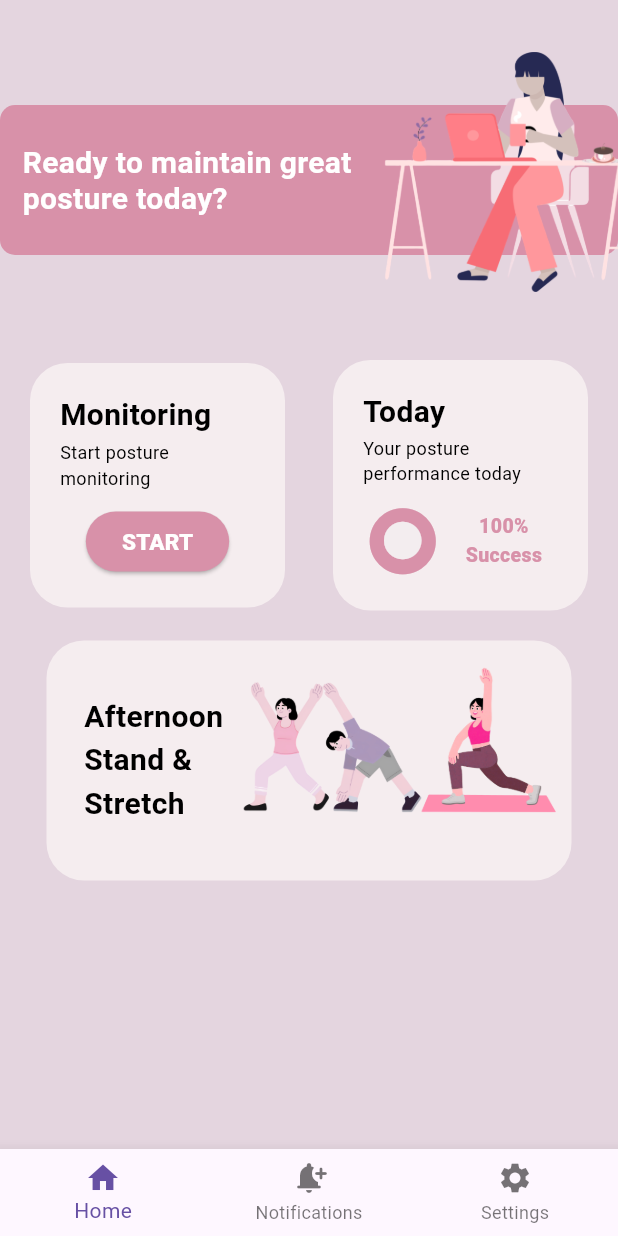
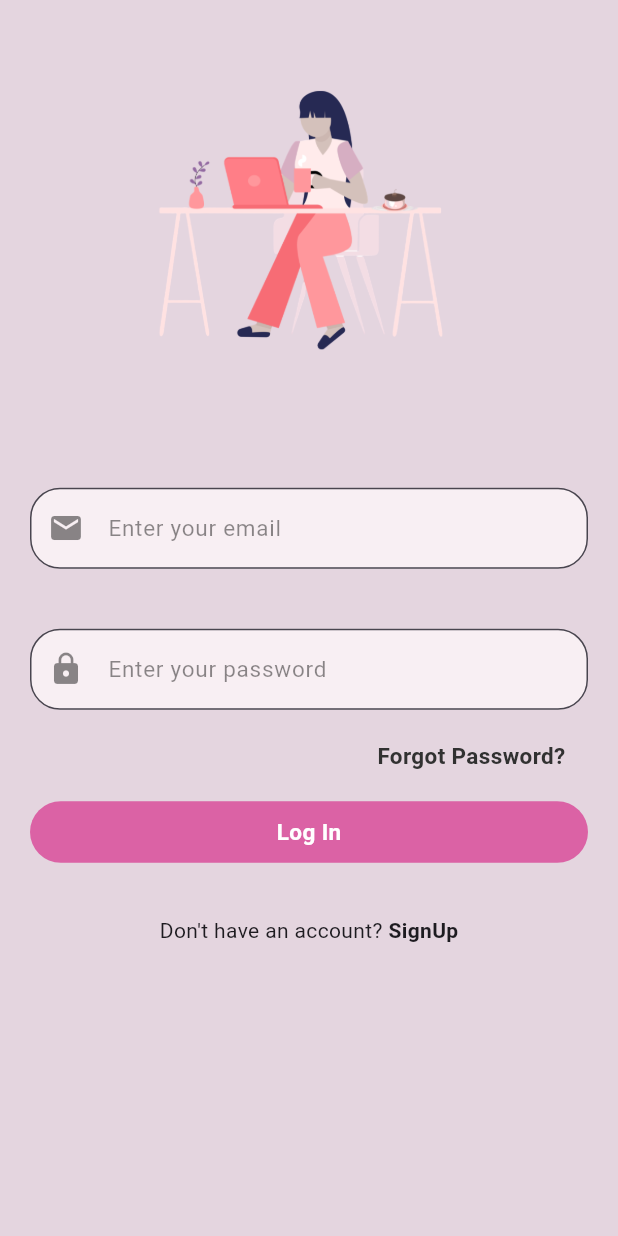
Before and after one commit to alululu-12/Ergosense, a Flutter app: the screen it shows after launch, on a phone screen of 412 x 824 dp. Run offline on Flutter 3.47's test engine with Material 3 defaults, Android fonts, the phone set to English and light mode, and no system bars; our stand-ins replace percent_indicator.

Commit message:
add: Login

```diff
--- a/lib/main.dart
+++ b/lib/main.dart
@@ -1,6 +1,6 @@
-import 'package:ergosense/screens/home.dart';
+//import 'package:ergosense/screens/home.dart';
 import 'package:flutter/material.dart';
-
+import 'package:ergosense/screens/login.dart';
 void main() {
   runApp(const MyApp());
 }
@@ -14,10 +14,10 @@ class MyApp extends StatelessWidget {
     return MaterialApp(
       debugShowCheckedModeBanner: false,
       theme: ThemeData(
-        scaffoldBackgroundColor: const Color.fromARGB(255, 247, 214, 237),
+        scaffoldBackgroundColor: const Color.fromARGB(255, 236, 195, 224),
       ),
-      home: const HomePage(),
-
+      //home: const HomePage(),
+      home: const LogInPage(),
     );
   }
 }
--- /dev/null
+++ b/lib/screens/button.dart
@@ -0,0 +1,38 @@
+import 'package:flutter/material.dart';
+
+class MyButton extends StatelessWidget {
+  final VoidCallback onTab;
+  final String text;
+  const MyButton({super.key, required this.onTab, required this.text});
+
+  @override
+  Widget build(BuildContext context) {
+    return InkWell(
+      onTap: onTab,
+      child: Padding(
+        padding: EdgeInsets.all(20),
+        child: Container(
+          alignment: Alignment.center,
+          padding: EdgeInsets.symmetric(
+            vertical: 10,
+          ),
+          decoration: ShapeDecoration(
+            shape: RoundedRectangleBorder(
+              borderRadius: BorderRadiusGeometry.circular(30),
+              ),
+              color: const Color.fromARGB(255, 219, 98, 165)
+            ),
+          child:
+          Text(
+           text,
+           style: TextStyle(
+            fontWeight: FontWeight.bold,
+            fontSize: 15,
+            color: Colors.white
+            ),
+           )
+        ),
+      ),
+    );
+  }
+}
--- /dev/null
+++ b/lib/screens/login.dart
@@ -0,0 +1,87 @@
+import 'package:ergosense/screens/Sign_up.dart';
+import 'package:ergosense/screens/button.dart';
+import 'package:flutter/material.dart';
+import 'package:ergosense/screens/textfield_screen.dart';
+
+class LogInPage extends StatefulWidget{
+  const LogInPage({super.key});
+
+  @override
+  State<LogInPage> createState() => _SignupScreenState();
+
+}
+class _SignupScreenState extends State<LogInPage> {
+  final TextEditingController emailController = TextEditingController();
+  final TextEditingController passwordController = TextEditingController();
+
+ @override
+  Widget build(BuildContext context) {
+    double height = MediaQuery.of(context).size.height;
+    return Scaffold(
+      backgroundColor: const Color.fromARGB(255, 228, 213, 223),
+      body: SafeArea(
+        child: SizedBox(
+      child:Column(
+        crossAxisAlignment: CrossAxisAlignment.center,
+        children: [
+          SizedBox(width:double.infinity , height: height/2.7, child: Image.asset("assets/assets/images/pichome.png"),
+          ),
+          TextFieldInpute(
+            textEditingController: emailController,
+            hintText: "Enter your email",
+            icon: Icons.email,
+          ),
+          TextFieldInpute(
+            textEditingController: passwordController,
+            hintText: "Enter your password",
+            icon: Icons.lock,
+          ),
+          const Padding(
+            padding: const EdgeInsets.symmetric(horizontal: 35),
+            child: Align(
+              alignment: AlignmentGeometry.centerRight,
+              child: Text(
+                "Forgot Password?",
+                style: TextStyle(
+                  fontWeight: FontWeight.bold,
+                  fontSize: 15,
+                  color: Color.fromARGB(255, 49, 49, 49)
+                  ),
+              )
+            ),
+          ),
+        MyButton(onTab: (){}, text: "Log In",),
+
+        SizedBox(height: 15,),
+
+        Row(
+          mainAxisAlignment: MainAxisAlignment.center,
+          children: [
+          Text("Don't have an account?"),
+          GestureDetector(onTap: () {
+            Navigator.push(
+              context,
+              MaterialPageRoute(
+                builder: (context) => const SignUpScreen(),
+              ),
+            );
+          },
+          child: Text(" SignUp",
+            style: TextStyle(
+              fontWeight: FontWeight.bold
+            )
+          )
+          ),
+          ],
+        ),
+        ],
+
+      )
+        )
+        ),
+
+    );
+
+  }
+
+}
--- /dev/null
+++ b/lib/screens/textfield_screen.dart
@@ -0,0 +1,49 @@
+import 'package:flutter/material.dart';
+
+
+
+class TextFieldInpute extends StatelessWidget {
+  final TextEditingController textEditingController;
+  final bool isPass;
+  final String hintText;
+  final IconData icon;
+
+  const TextFieldInpute ({
+    super.key,
+    required this.textEditingController,
+    this.isPass = false,
+    required this.hintText,
+    required this.icon,
+    });
+
+  @override
+  Widget build(BuildContext context) {
+    return Padding(
+     padding: const EdgeInsets.symmetric( horizontal: 20, vertical: 20),
+    child: TextField(
+      obscureText: isPass,
+      controller: textEditingController,
+      decoration: InputDecoration(
+              hintText: hintText,
+              hintStyle: const TextStyle( color: Colors.black45, fontSize: 15,),
+              prefixIcon: Icon(
+                icon,
+                color: Colors.black45,
+                ),
+              contentPadding: const EdgeInsets.symmetric(vertical: 15, horizontal: 15),
+              filled: true,
+              fillColor: const Color.fromARGB(255, 248, 239, 243),
+              border: OutlineInputBorder(
+                borderSide: BorderSide(color: const Color.fromARGB(255, 236, 160, 186)),
+                borderRadius: BorderRadius.circular(20),
+              ),
+            focusedBorder: OutlineInputBorder(
+                borderSide: BorderSide(color: const Color.fromARGB(255, 233, 134, 167)),
+                borderRadius: BorderRadius.circular(20),
+            ),
+            ),
+          ),
+    );
+
+  }
+}
```
Also changed, not shown: lib/screens/Sign_up.dart (added, +79 -0 lines).
